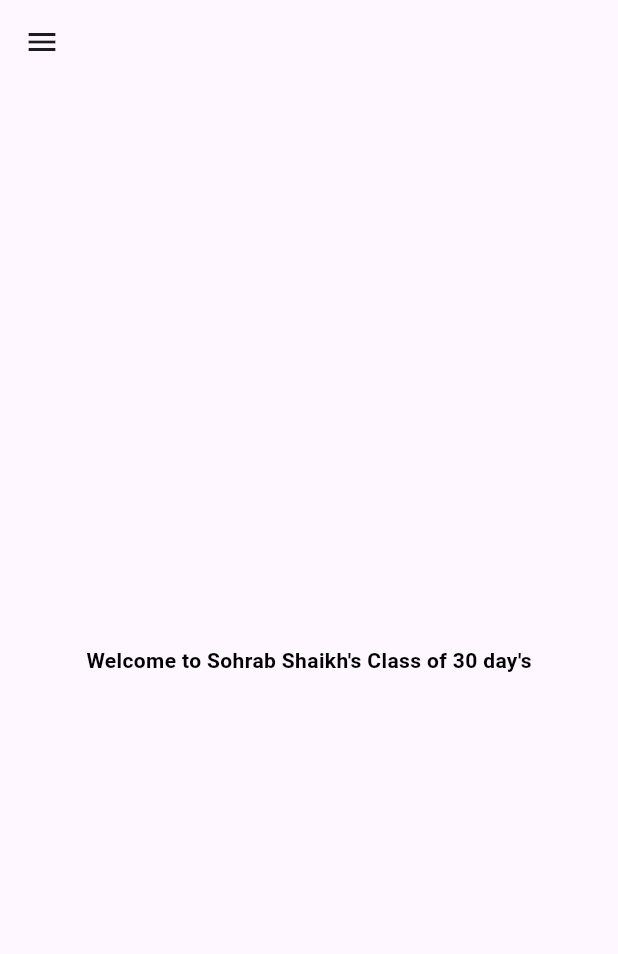
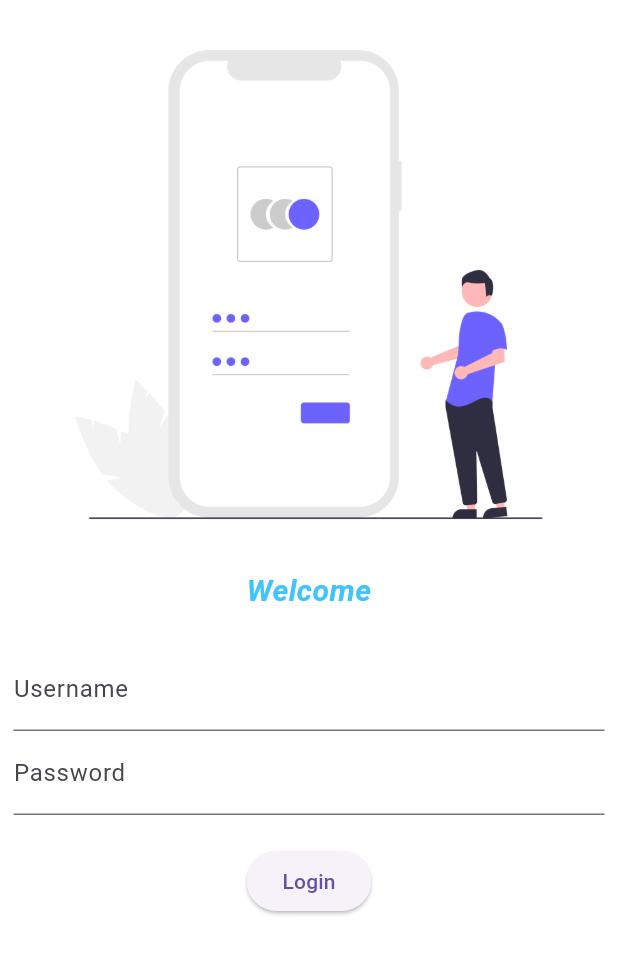
Before and after one commit to ShaikhSohrab/Flutter8hour, a Flutter app: the screen it shows after launch, on a phone screen of 412 x 824 dp. Shown: the top 954 px of the screen. Run offline on Flutter 3.47's test engine with Material 3 defaults, Android fonts, the phone set to English and light mode, and no system bars.

Commit message:
Day3 coompleted

```diff
--- a/lib/main.dart
+++ b/lib/main.dart
@@ -1,5 +1,6 @@
 import 'package:flutter/material.dart';
-import 'home_page.dart';
+import 'package:test_flutter/pages/login_page.dart';
+import 'pages/home_page.dart';
 
 void main() {
   runApp(MyApp());
@@ -9,7 +10,17 @@ class MyApp extends StatelessWidget {
   @override
   Widget build(BuildContext context) {
     return MaterialApp(
-      home: HomePage(),
+      themeMode: ThemeMode.light,
+      theme: ThemeData(
+        primarySwatch: Colors.red,
+      ),
+      darkTheme: ThemeData(brightness: Brightness.dark),
+      // home: HomePage(),
+      routes: {
+        "/": (context) => LoginPage(),
+        "/home": (context) => HomePage(),
+        "/login": (context) => LoginPage()
+      },
     );
   }
 }
--- a/lib/home_page.dart
+++ b/lib/pages/home_page.dart
@@ -7,7 +7,12 @@ class HomePage extends StatelessWidget {
   @override
   Widget build(BuildContext context) {
     return Scaffold(
-      appBar: AppBar(),
+      appBar: AppBar(
+        title: Text(
+          'APP BAR',
+          textAlign: TextAlign.right,
+        ),
+      ),
       body: Center(
         child: Container(
           child: Text(
--- /dev/null
+++ b/lib/pages/login_page.dart
@@ -0,0 +1,58 @@
+import 'package:flutter/material.dart';
+
+class LoginPage extends StatelessWidget {
+  const LoginPage({super.key});
+
+  @override
+  Widget build(BuildContext context) {
+    return Material(
+      color: Colors.white,
+      child: Column(
+        mainAxisAlignment: MainAxisAlignment.start,
+        children: [
+          Image.asset(
+            'assets/images/AccessMobile.png',
+            fit: BoxFit.cover,
+          ),
+          Text(
+            'Welcome',
+            style: TextStyle(
+                fontSize: 20,
+                color: Colors.lightBlueAccent,
+                fontWeight: FontWeight.bold,
+                fontStyle: FontStyle.italic),
+          ),
+          SizedBox(
+            height: 15,
+          ),
+          Padding(
+            padding: const EdgeInsets.symmetric(vertical: 8.0, horizontal: 9.0),
+            child: Column(
+              children: [
+                TextFormField(
+                  decoration: InputDecoration(
+                      hintText: "Enter your username", labelText: "Username"),
+                ),
+                TextField(
+                  obscureText: true,
+                  decoration: InputDecoration(
+                      hintText: "Enter your password", labelText: "Password"),
+                ),
+                SizedBox(
+                  height: 20,
+                ),
+                ElevatedButton(
+                  onPressed: () {
+                    print("Login Clicked");
+                  },
+                  child: Text("Login"),
+                  style: TextButton.styleFrom(),
+                ),
+              ],
+            ),
+          ),
+        ],
+      ),
+    );
+  }
+}
```
Also changed, not shown: pubspec.yaml (+4 -5 lines), assets/images/AccessMobile.png (added), pubspec.lock, 2 other files.
